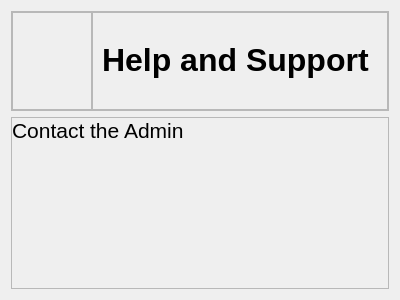
aavashlamichhane/LibMan, file helpandsupport.ui: the form before one commit.
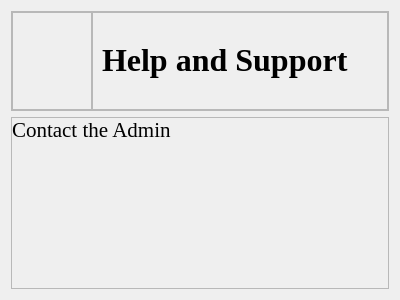
The form after the commit. Icons and pictures are not drawn.

Diff of the .ui file:
```diff
--- a/helpandsupport.ui
+++ b/helpandsupport.ui
@@ -92,6 +92,12 @@
         <layout class="QHBoxLayout" name="horizontalLayout_2">
          <item>
           <widget class="QLabel" name="label_name">
+           <property name="font">
+            <font>
+             <family>Times New Roman</family>
+             <pointsize>24</pointsize>
+            </font>
+           </property>
            <property name="text">
             <string>&lt;html&gt;&lt;head/&gt;&lt;body&gt;&lt;p&gt;&lt;span style=&quot; font-size:24pt; font-weight:700;&quot;&gt;Help and Support&lt;/span&gt;&lt;/p&gt;&lt;/body&gt;&lt;/html&gt;</string>
            </property>
@@ -105,6 +111,12 @@
    </item>
    <item>
     <widget class="QFrame" name="frame_body">
+     <property name="font">
+      <font>
+       <family>Times New Roman</family>
+       <pointsize>12</pointsize>
+      </font>
+     </property>
      <property name="frameShape">
       <enum>QFrame::StyledPanel</enum>
      </property>
```
